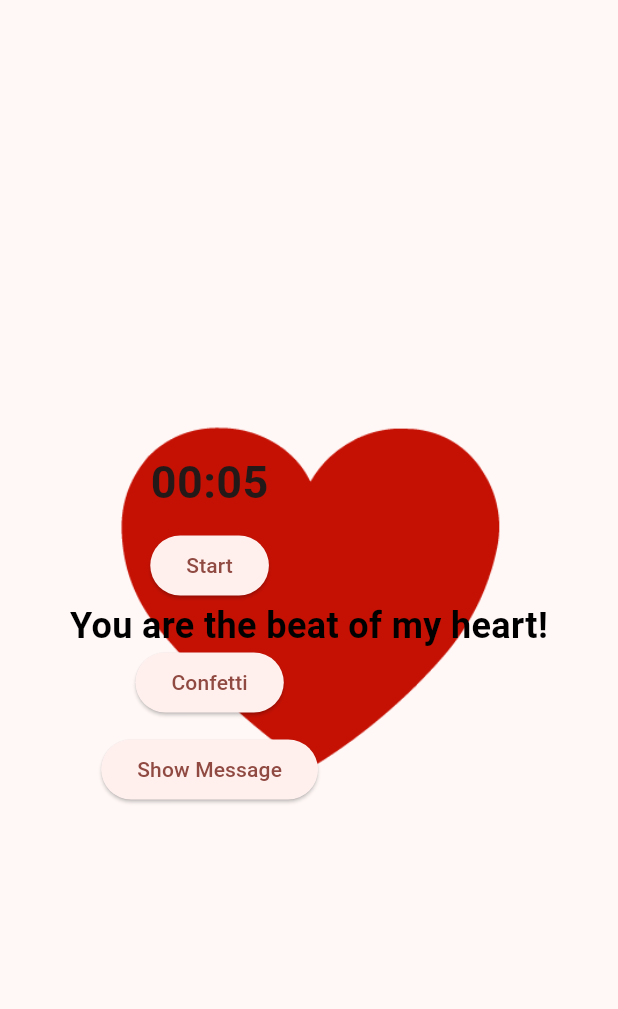
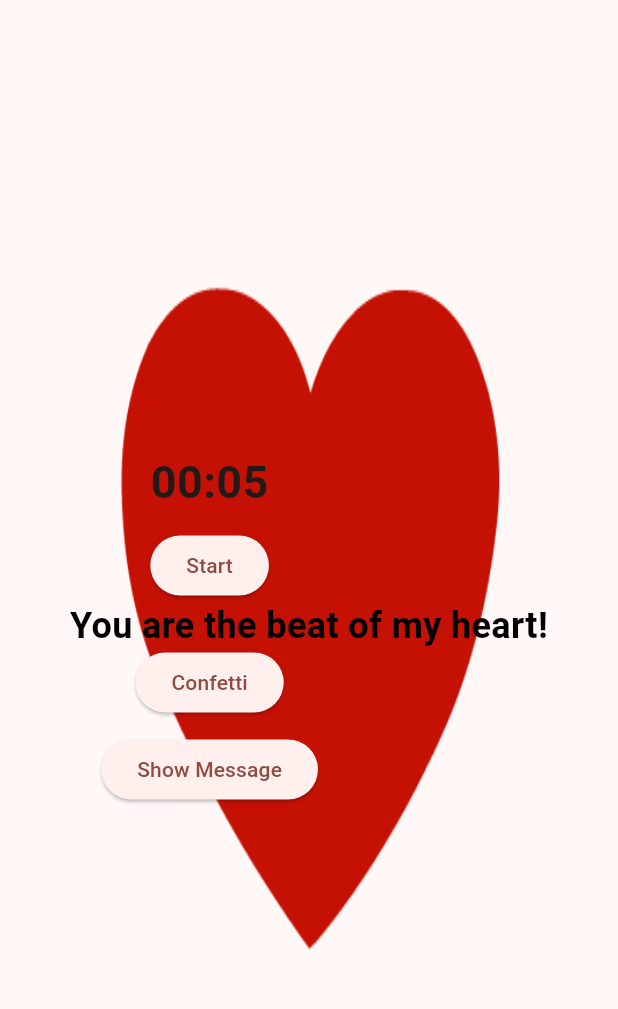
Before and after one commit to Ruhisawant/animated-heartbeat-app, a Flutter app: the screen it shows after launch, on a phone screen of 412 x 824 dp, the part 84-1093 px from its top. Run offline on Flutter 3.47's test engine with Material 3 defaults, Android fonts, the light colour scheme and no system bars; our stand-ins replace confetti.

Commit message:
increase heart size

```diff
--- a/lib/main.dart
+++ b/lib/main.dart
@@ -134,7 +134,7 @@ class _MyHomePageState extends State<MyHomePage> with SingleTickerProviderStateM
               child: ScaleTransition(
                 scale: _scaleAnimation,
                 child: SizedBox(
-                  child: Image.asset('assets/images/heart2.png'),
+                  child: Image.asset('assets/images/heart2.png', height:800, fit:BoxFit.fill),
                 ),
               ),
             ),
```
